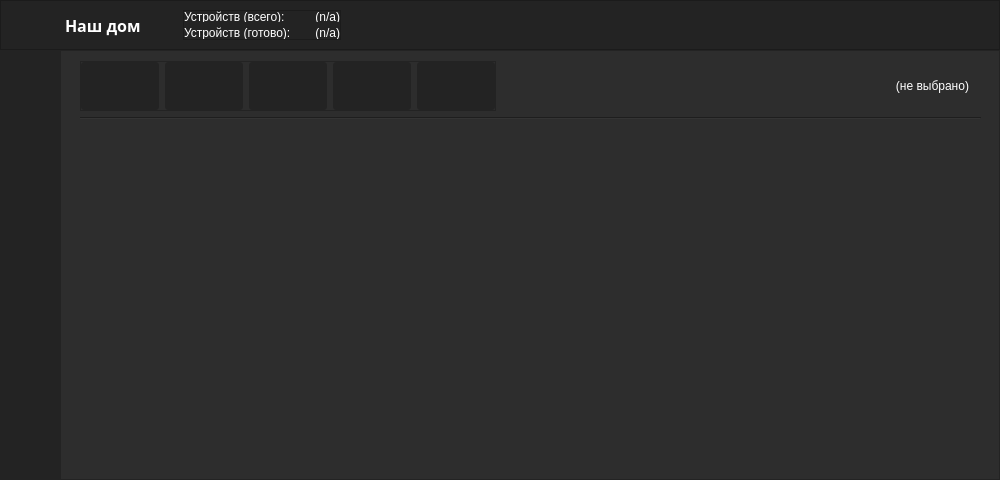
This is AsQammDekstopControl/ui/src/ui.ui in StarterCraft/Hyrex_AsQamm as Qt 5 draws it before an edit. The edited form follows.
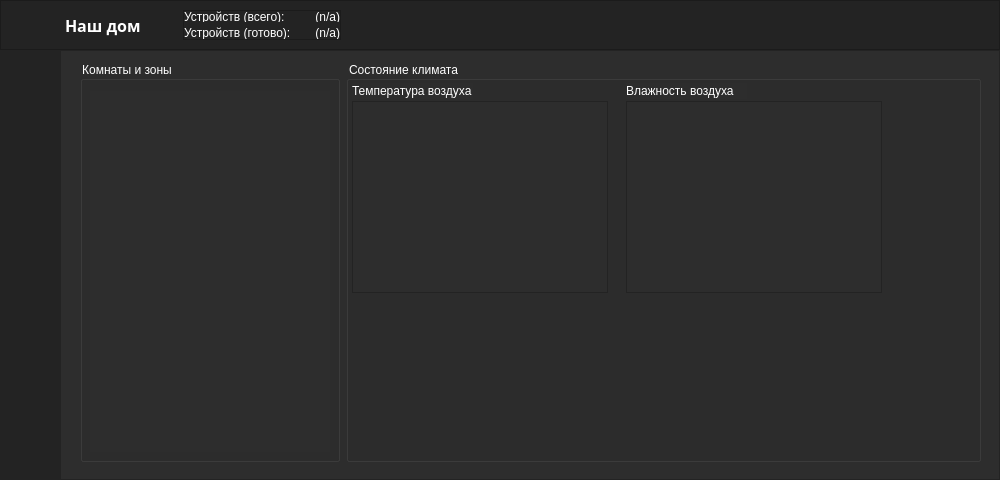
This is the edited form. The open tabs and pages were chosen to show the change. Icons and pictures are not drawn. Custom widgets are drawn as their Qt base class.

Commit message: Теперь имеется базовая поддержка executor-ов Arduino, а также запросы статистики Исправлено несколько ошибок, удалены лишние принты, добавлены PlotWidget-ы для температуры комнаты

Patch:
```diff
--- a/AsQammDekstopControl/ui/src/ui.ui
+++ b/AsQammDekstopControl/ui/src/ui.ui
@@ -2517,6 +2517,105 @@
               </item>
              </layout>
             </widget>
+            <widget class="QWidget" name="page_8">
+             <widget class="QWidget" name="gridLayoutWidget_3">
+              <property name="geometry">
+               <rect>
+                <x>10</x>
+                <y>10</y>
+                <width>901</width>
+                <height>401</height>
+               </rect>
+              </property>
+              <layout class="QGridLayout" name="gridLayout_9">
+               <item row="0" column="0">
+                <widget class="QGroupBox" name="box_HCtrlRoomsAndZones">
+                 <property name="sizePolicy">
+                  <sizepolicy hsizetype="MinimumExpanding" vsizetype="Preferred">
+                   <horstretch>0</horstretch>
+                   <verstretch>0</verstretch>
+                  </sizepolicy>
+                 </property>
+                 <property name="maximumSize">
+                  <size>
+                   <width>260</width>
+                   <height>16777215</height>
+                  </size>
+                 </property>
+                 <property name="title">
+                  <string>Комнаты и зоны</string>
+                 </property>
+                 <widget class="QListView" name="liv_HCtrlRoomsAndZones">
+                  <property name="geometry">
+                   <rect>
+                    <x>10</x>
+                    <y>30</y>
+                    <width>240</width>
+                    <height>361</height>
+                   </rect>
+                  </property>
+                  <property name="styleSheet">
+                   <string notr="true">border: none</string>
+                  </property>
+                 </widget>
+                </widget>
+               </item>
+               <item row="0" column="1">
+                <widget class="QGroupBox" name="box_HCtrlClimateStats">
+                 <property name="title">
+                  <string>Cocтояние климата</string>
+                 </property>
+                 <widget class="QLabel" name="lbl_ReadOnly74">
+                  <property name="geometry">
+                   <rect>
+                    <x>6</x>
+                    <y>22</y>
+                    <width>121</width>
+                    <height>16</height>
+                   </rect>
+                  </property>
+                  <property name="text">
+                   <string>Температура воздуха</string>
+                  </property>
+                 </widget>
+                 <widget class="PlotWidget" name="plv_HCtrlClimateTempStat">
+                  <property name="geometry">
+                   <rect>
+                    <x>6</x>
+                    <y>40</y>
+                    <width>256</width>
+                    <height>192</height>
+                   </rect>
+                  </property>
+                 </widget>
+                 <widget class="QLabel" name="lbl_ReadOnly75">
+                  <property name="geometry">
+                   <rect>
+                    <x>280</x>
+                    <y>22</y>
+                    <width>121</width>
+                    <height>16</height>
+                   </rect>
+                  </property>
+                  <property name="text">
+                   <string>Влажность воздуха</string>
+                  </property>
+                 </widget>
+                 <widget class="PlotWidget" name="plv_HCtrlClimateHumidStat">
+                  <property name="geometry">
+                   <rect>
+                    <x>280</x>
+                    <y>40</y>
+                    <width>256</width>
+                    <height>192</height>
+                   </rect>
+                  </property>
+                 </widget>
+                </widget>
+               </item>
+              </layout>
+             </widget>
+            </widget>
             <widget class="QWidget" name="page_2">
              <layout class="QVBoxLayout" name="verticalLayout_6">
               <item>
```
Left out of the diff: 885 changed lines with no effect on the pictures. The commit also changes 12 other files.
